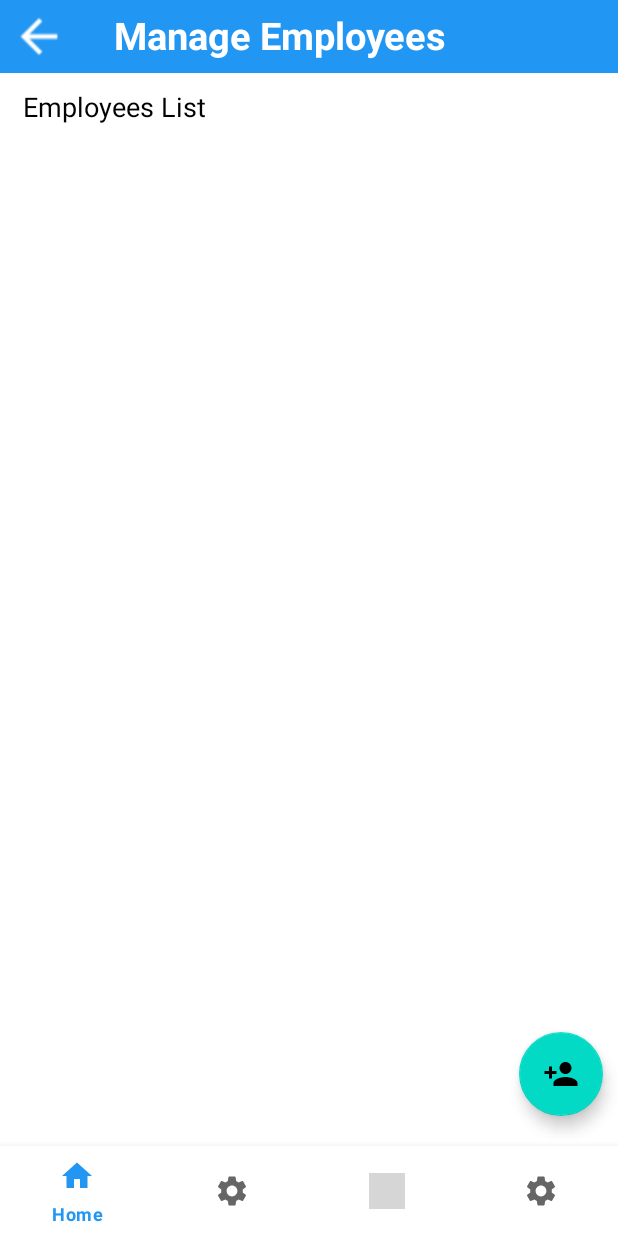
After one commit to Kabuto-Hido/KLTN_Attendance_App, an Android app: the fragment Manage_Emp_Fragment placed in its activity, on a phone screen of 412 x 824 dp. The commit adds this screen. Run offline under Robolectric (Android 15) with nearby library versions, the phone set to English and light mode, and no system bars; our stand-ins replace CircleImageView, Firebase (no records; nobody signed in at launch, a user with empty details on screens opened directly), Picasso; 1 statement that could not run was skipped; grey boxes are pictures that could not be loaded.

Commit message:
list emp screen

```diff
--- a/app/build.gradle
+++ b/app/build.gradle
@@ -35,8 +35,11 @@ dependencies {
     implementation 'com.google.android.material:material:1.6.1'
     implementation 'androidx.constraintlayout:constraintlayout:2.1.4'
     implementation 'com.google.firebase:firebase-database:20.0.5'
+    implementation 'com.google.firebase:firebase-storage:20.1.0'
     testImplementation 'junit:junit:4.13.2'
     androidTestImplementation 'androidx.test.ext:junit:1.1.3'
     androidTestImplementation 'androidx.test.espresso:espresso-core:3.4.0'
     implementation group: 'at.favre.lib', name: 'bcrypt', version: '0.9.0'
+    implementation 'com.squareup.picasso:picasso:2.71828'
+    implementation 'de.hdodenhof:circleimageview:3.1.0'
 }
--- a/app/src/main/java/hcmute/edu/vn/tlcn/attendanceapp/BeginActivity.java
+++ b/app/src/main/java/hcmute/edu/vn/tlcn/attendanceapp/BeginActivity.java
@@ -24,7 +24,7 @@ public class BeginActivity extends AppCompatActivity {
                 startActivity(new Intent(BeginActivity.this,LoginActivity.class));
                 finish();
             }
-        },2000);
+        },1000);
 
 
     }
--- /dev/null
+++ b/app/src/main/java/hcmute/edu/vn/tlcn/attendanceapp/Manage_Emp_Fragment.java
@@ -0,0 +1,133 @@
+package hcmute.edu.vn.tlcn.attendanceapp;
+
+import android.content.Intent;
+import android.os.Bundle;
+
+import androidx.annotation.NonNull;
+import androidx.fragment.app.Fragment;
+
+import android.provider.ContactsContract;
+import android.view.LayoutInflater;
+import android.view.View;
+import android.view.ViewGroup;
+import android.widget.ImageView;
+import android.widget.ListView;
+import android.widget.Toast;
+
+import com.google.android.material.floatingactionbutton.FloatingActionButton;
+import com.google.firebase.database.DataSnapshot;
+import com.google.firebase.database.DatabaseError;
+import com.google.firebase.database.DatabaseReference;
+import com.google.firebase.database.FirebaseDatabase;
+import com.google.firebase.database.ValueEventListener;
+
+import java.util.ArrayList;
+
+import hcmute.edu.vn.tlcn.attendanceapp.adapter.EmployeeAdapter;
+import hcmute.edu.vn.tlcn.attendanceapp.model.User;
+import hcmute.edu.vn.tlcn.attendanceapp.pattern.User_singeton;
+
+/**
+ * A simple {@link Fragment} subclass.
+ * Use the {@link Manage_Emp_Fragment#newInstance} factory method to
+ * create an instance of this fragment.
+ */
+public class Manage_Emp_Fragment extends Fragment {
+
+    // TODO: Rename parameter arguments, choose names that match
+    // the fragment initialization parameters, e.g. ARG_ITEM_NUMBER
+    private static final String ARG_PARAM1 = "param1";
+    private static final String ARG_PARAM2 = "param2";
+
+    // TODO: Rename and change types of parameters
+    private String mParam1;
+    private String mParam2;
+
+    public Manage_Emp_Fragment() {
+        // Required empty public constructor
+    }
+
+    /**
+     * Use this factory method to create a new instance of
+     * this fragment using the provided parameters.
+     *
+     * @param param1 Parameter 1.
+     * @param param2 Parameter 2.
+     * @return A new instance of fragment Manage_Emp_Fragment.
+     */
+    // TODO: Rename and change types and number of parameters
+    public static Manage_Emp_Fragment newInstance(String param1, String param2) {
+        Manage_Emp_Fragment fragment = new Manage_Emp_Fragment();
+        Bundle args = new Bundle();
+        args.putString(ARG_PARAM1, param1);
+        args.putString(ARG_PARAM2, param2);
+        fragment.setArguments(args);
+        return fragment;
+    }
+
+    @Override
+    public void onCreate(Bundle savedInstanceState) {
+        super.onCreate(savedInstanceState);
+        if (getArguments() != null) {
+            mParam1 = getArguments().getString(ARG_PARAM1);
+            mParam2 = getArguments().getString(ARG_PARAM2);
+        }
+    }
+
+    View view;
+    ImageView btnBackPageMngEmp;
+    ListView listviewEmp;
+    EmployeeAdapter employeeAdapter;
+    ArrayList<User> empList = new ArrayList<>();
+    FloatingActionButton btnAddEmp;
+    @Override
+    public View onCreateView(LayoutInflater inflater, ViewGroup container,
+                             Bundle savedInstanceState) {
+        view =  inflater.inflate(R.layout.fragment_manage__emp_, container, false);
+
+        if(User_singeton.getInstance().getUser() == null) {
+            startActivity(new Intent(getActivity(), LoginActivity.class));
+            getActivity().finish();
+        }
+
+        btnBackPageMngEmp = (ImageView) view.findViewById(R.id.btnBackPageMngEmp);
+        listviewEmp = (ListView) view.findViewById(R.id.listviewEmp);
+        btnAddEmp = (FloatingActionButton) view.findViewById(R.id.btnAddEmp);
+
+        employeeAdapter = new EmployeeAdapter(getActivity(),R.layout.emp_row,empList);
+        listviewEmp.setAdapter(employeeAdapter);
+
+        btnBackPageMngEmp.setOnClickListener(new View.OnClickListener() {
+            @Override
+            public void onClick(View v) {
+                AdminSettingsFragment adminSettingsFragment = new AdminSettingsFragment();
+                getActivity().getSupportFragmentManager().beginTransaction().replace(R.id.flFragment, adminSettingsFragment).commit();
+            }
+        });
+
+        getListEmp();
+
+        return view;
+    }
+
+    private void getListEmp(){
+        FirebaseDatabase database = FirebaseDatabase.getInstance();
+        DatabaseReference ref = database.getReference("users");
+        ref.orderByChild("role").equalTo(0).addListenerForSingleValueEvent(new ValueEventListener() {
+            @Override
+            public void onDataChange(@NonNull DataSnapshot snapshot) {
+                empList.clear();
+                for(DataSnapshot dataSnapshot: snapshot.getChildren()){
+                    User user = dataSnapshot.getValue(User.class);
+                    empList.add(user);
+                }
+                employeeAdapter.notifyDataSetChanged();
+            }
+
+            @Override
+            public void onCancelled(@NonNull DatabaseError error) {
+                Toast.makeText(getActivity(), "Get list employees failed", Toast.LENGTH_SHORT).show();
+            }
+        });
+    }
+}
--- /dev/null
+++ b/app/src/main/res/drawable/ic_more.xml
@@ -0,0 +1,5 @@
+<vector android:height="12dp" android:tint="@color/black"
+    android:viewportHeight="24" android:viewportWidth="24"
+    android:width="12dp" xmlns:android="http://schemas.android.com/apk/res/android">
+    <path android:fillColor="@android:color/white" android:pathData="M12,8c1.1,0 2,-0.9 2,-2s-0.9,-2 -2,-2 -2,0.9 -2,2 0.9,2 2,2zM12,10c-1.1,0 -2,0.9 -2,2s0.9,2 2,2 2,-0.9 2,-2 -0.9,-2 -2,-2zM12,16c-1.1,0 -2,0.9 -2,2s0.9,2 2,2 2,-0.9 2,-2 -0.9,-2 -2,-2z"/>
+</vector>
--- /dev/null
+++ b/app/src/main/res/drawable/ic_person_add.xml
@@ -0,0 +1,5 @@
+<vector android:height="30dp" android:tint="@color/white"
+    android:viewportHeight="24" android:viewportWidth="24"
+    android:width="30dp" xmlns:android="http://schemas.android.com/apk/res/android">
+    <path android:fillColor="@android:color/white" android:pathData="M15,12c2.21,0 4,-1.79 4,-4s-1.79,-4 -4,-4 -4,1.79 -4,4 1.79,4 4,4zM6,10L6,7L4,7v3L1,10v2h3v3h2v-3h3v-2L6,10zM15,14c-2.67,0 -8,1.34 -8,4v2h16v-2c0,-2.66 -5.33,-4 -8,-4z"/>
+</vector>
--- /dev/null
+++ b/app/src/main/res/layout/fragment_manage__emp_.xml
@@ -0,0 +1,64 @@
+<?xml version="1.0" encoding="utf-8"?>
+<FrameLayout xmlns:android="http://schemas.android.com/apk/res/android"
+    xmlns:tools="http://schemas.android.com/tools"
+    android:layout_width="match_parent"
+    android:layout_height="match_parent"
+    xmlns:app="http://schemas.android.com/apk/res-auto"
+    tools:context=".Manage_Emp_Fragment">
+
+    <RelativeLayout
+        android:layout_width="match_parent"
+        android:layout_height="match_parent">
+
+        <LinearLayout
+            android:id="@+id/layout1"
+            android:layout_width="match_parent"
+            android:layout_height="wrap_content"
+            android:background="#2196F3"
+            android:padding="6dp">
+            <ImageView
+                android:id="@+id/btnBackPageMngEmp"
+                android:layout_width="40dp"
+                android:layout_height="match_parent"
+                android:src="@drawable/baseline_arrow_back_white_24"/>
+            <TextView
+                android:layout_width="match_parent"
+                android:layout_height="wrap_content"
+                android:text="Manage Employees"
+                android:textStyle="bold"
+                android:layout_marginStart="30dp"
+                android:textColor="@color/white"
+                android:textSize="25sp"
+                android:layout_marginBottom="2dp"/>
+        </LinearLayout>
+
+        <TextView
+            android:id="@+id/tvEmpList"
+            android:layout_width="wrap_content"
+            android:layout_height="wrap_content"
+            android:layout_below="@+id/layout1"
+            android:text="Employees List"
+            android:textSize="18sp"
+            android:textColor="@color/black"
+            android:paddingTop="10sp"
+            android:layout_marginStart="15sp"/>
+
+        <ListView
+            android:id="@+id/listviewEmp"
+            android:layout_width="match_parent"
+            android:layout_height="match_parent"
+            android:layout_below="@+id/tvEmpList" />
+
+        <com.google.android.material.floatingactionbutton.FloatingActionButton
+            android:id="@+id/btnAddEmp"
+            android:layout_width="wrap_content"
+            android:layout_height="wrap_content"
+            app:srcCompat="@drawable/ic_person_add"
+            android:layout_alignParentEnd="true"
+            android:layout_alignParentBottom="true"
+            android:layout_marginBottom="20dp"
+            android:layout_marginEnd="10dp"/>
+
+    </RelativeLayout>
+
+</FrameLayout>
--- /dev/null
+++ b/app/src/main/res/menu/menu_mng_emp.xml
@@ -0,0 +1,9 @@
+<?xml version="1.0" encoding="utf-8"?>
+<menu xmlns:android="http://schemas.android.com/apk/res/android">
+    <item
+        android:id="@+id/btnEditEmp"
+        android:title="Edit"/>
+    <item
+        android:id="@+id/btnDeleteEmp"
+        android:title="Delete"/>
+</menu>
--- a/app/src/main/res/values/styles.xml
+++ b/app/src/main/res/values/styles.xml
@@ -1,4 +1,7 @@
 <?xml version="1.0" encoding="utf-8"?>
 <resources>
-
+    <style name="roundImageView"  parent="">
+        <item name="cornerFamily">rounded</item>
+        <item name="cornerSize">35sp</item>
+    </style>
 </resources>
```
Also changed, not shown: app/src/main/java/hcmute/edu/vn/tlcn/attendanceapp/AdminSettingsFragment.java (+27 -2 lines), app/src/main/java/hcmute/edu/vn/tlcn/attendanceapp/LoginActivity.java (+42 -8 lines), app/src/main/java/hcmute/edu/vn/tlcn/attendanceapp/adapter/EmployeeAdapter.java (added, +126 -0 lines), app/src/main/res/layout/admin_home.xml (deleted, +0 -102 lines), app/src/main/res/layout/emp_row.xml (added, +50 -0 lines), app/src/main/res/layout/fragment_admin_settings.xml (+30 -19 lines), app/src/main/res/drawable/man_placeholder.png (added).
